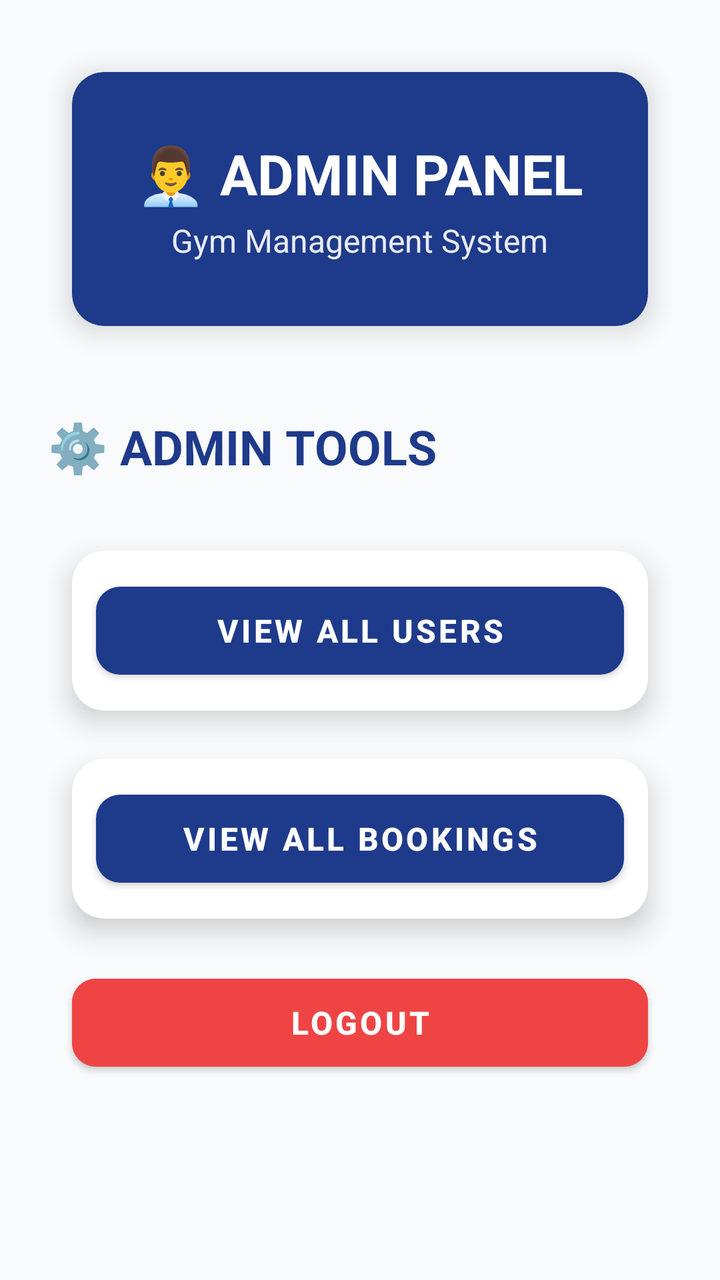
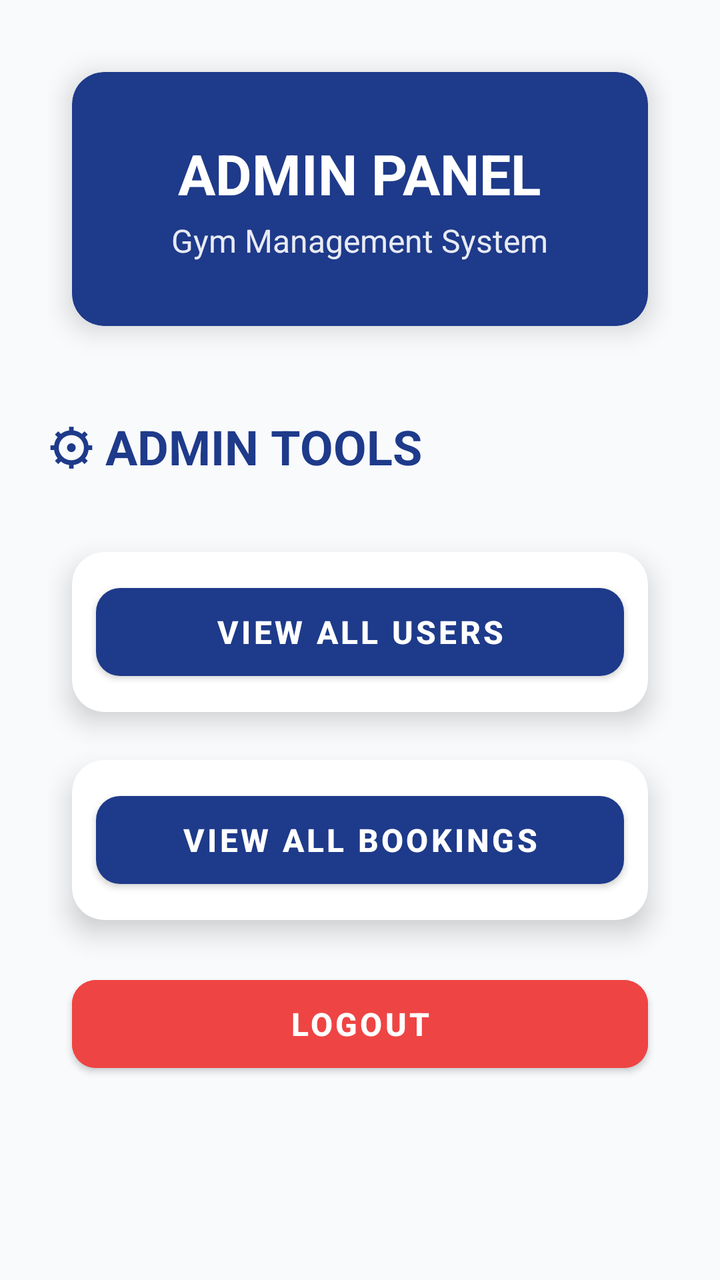

Compare the two renders of this Android layout. The source of the first and the diff that turns it into the second are given below.
<!-- AndroidManifest.xml: application theme Theme.SpotterMobile -->
<!-- res/layout/activity_admin_dashboard.xml -->
<?xml version="1.0" encoding="utf-8"?>
<ScrollView xmlns:android="http://schemas.android.com/apk/res/android"
    xmlns:app="http://schemas.android.com/apk/res-auto"
    android:layout_width="match_parent"
    android:layout_height="match_parent"
    android:background="@color/light_gray"
    android:padding="24dp">

    <LinearLayout
        android:layout_width="match_parent"
        android:layout_height="wrap_content"
        android:orientation="vertical">

        
        <androidx.cardview.widget.CardView
            android:layout_width="match_parent"
            android:layout_height="wrap_content"
            style="@style/GymCard"
            app:cardBackgroundColor="@color/primary_blue">

            <LinearLayout
                android:layout_width="match_parent"
                android:layout_height="wrap_content"
                android:gravity="center"
                android:orientation="vertical"
                android:padding="32dp">

                <TextView
                    android:layout_width="wrap_content"
                    android:layout_height="wrap_content"
                    android:text="👨‍💼 ADMIN PANEL"
                    android:textColor="@color/white"
                    android:textSize="28sp"
                    android:textStyle="bold" />

                <TextView
                    android:layout_width="wrap_content"
                    android:layout_height="wrap_content"
                    android:layout_marginTop="4dp"
                    android:alpha="0.9"
                    android:text="Gym Management System"
                    android:textColor="@color/white"
                    android:textSize="16sp" />

            </LinearLayout>

        </androidx.cardview.widget.CardView>

        
        <TextView
            android:layout_width="wrap_content"
            android:layout_height="wrap_content"
            android:layout_marginTop="32dp"
            android:layout_marginBottom="24dp"
            android:text="⚙️ ADMIN TOOLS"
            android:textColor="@color/primary_blue"
            android:textSize="24sp"
            android:textStyle="bold" />

        
        <androidx.cardview.widget.CardView
            android:layout_width="match_parent"
            android:layout_height="wrap_content"
            style="@style/GymCard"
            app:cardBackgroundColor="@color/white">

            <Button
                android:id="@+id/btnViewUsers"
                style="@style/GymButton"
                android:layout_width="match_parent"
                android:layout_height="56dp"
                android:text="View All Users" />

        </androidx.cardview.widget.CardView>

        
        <androidx.cardview.widget.CardView
            android:layout_width="match_parent"
            android:layout_height="wrap_content"
            style="@style/GymCard"
            app:cardBackgroundColor="@color/white">

            <Button
                android:id="@+id/btnViewBookings"
                style="@style/GymButton"
                android:layout_width="match_parent"
                android:layout_height="56dp"
                android:text="View All Bookings" />

        </androidx.cardview.widget.CardView>

        
        <Button
            android:id="@+id/btnLogout"
            style="@style/GymButton"
            android:layout_width="match_parent"
            android:layout_height="56dp"
            android:layout_marginTop="32dp"
            android:backgroundTint="@color/error"
            android:text="LOGOUT" />

    </LinearLayout>

</ScrollView>
<!-- resources referenced by this layout -->
<resources>
  <color name="error">#EF4444</color>
  <color name="light_gray">#F8FAFC</color>
  <color name="primary_blue">#1E3A8A</color>
  <color name="white">#FFFFFF</color>
  <style name="GymButton" parent="Widget.MaterialComponents.Button">
        
          <item name="android:layout_margin">12dp</item>
          <item name="android:textSize">16sp</item>
          <item name="android:textStyle">bold</item>
          <item name="android:textColor">@color/white</item>
          <item name="backgroundTint">@color/primary_blue</item>
          <item name="cornerRadius">12dp</item>
          <item name="elevation">4dp</item>
      </style>
  <style name="GymCard" parent="Widget.MaterialComponents.CardView">
          <item name="cardCornerRadius">16dp</item>
          <item name="cardElevation">8dp</item>
          <item name="android:layout_margin">12dp</item>
      </style>
  <style name="Theme.SpotterMobile" parent="Theme.MaterialComponents.Light.NoActionBar">
          
          
          <item name="colorPrimary">@color/primary_blue</item>
          <item name="colorPrimaryVariant">@color/primary_blue_dark</item>
          <item name="colorOnPrimary">@color/white</item>
          <item name="colorSecondary">@color/gold</item>
          <item name="colorSecondaryVariant">@color/gold_dark</item>
          <item name="colorOnSecondary">@color/white</item>
          <item name="android:statusBarColor">@color/primary_blue_dark</item>
          <item name="colorSurface">@color/white</item>
  
          
          <item name="colorOnSurface">@color/dark_gray</item>
          <item name="colorOnBackground">@color/dark_gray</item>
          <item name="android:textColorHint">@color/gray</item>
          <item name="android:textColor">@color/dark_gray</item>
      </style>
  <color name="primary_blue_dark">#1E40AF</color>
  <color name="gold">#F59E0B</color>
  <color name="gold_dark">#D97706</color>
  <color name="dark_gray">#334155</color>
  <color name="gray">#64748B</color>
</resources>

<!-- the commit's change to res/layout/activity_admin_dashboard.xml (unified diff, before → after) -->
@@ -28,7 +28,7 @@
                 <TextView
                     android:layout_width="wrap_content"
                     android:layout_height="wrap_content"
-                    android:text="👨‍💼 ADMIN PANEL"
+                    android:text="ADMIN PANEL"
                     android:textColor="@color/white"
                     android:textSize="28sp"
                     android:textStyle="bold" />
@@ -52,7 +52,7 @@
             android:layout_height="wrap_content"
             android:layout_marginTop="32dp"
             android:layout_marginBottom="24dp"
-            android:text="⚙️ ADMIN TOOLS"
+            android:text="⚙ ADMIN TOOLS"
             android:textColor="@color/primary_blue"
             android:textSize="24sp"
             android:textStyle="bold" />
